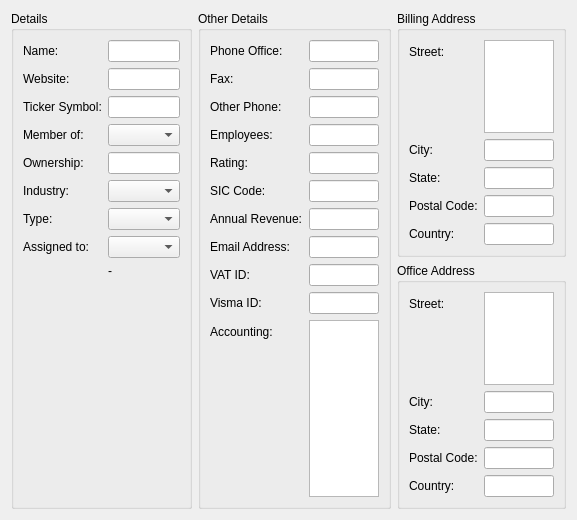
First picture: the form in client/src/details/accountdetails.ui, repository KDAB/FatCRM, before the edit.
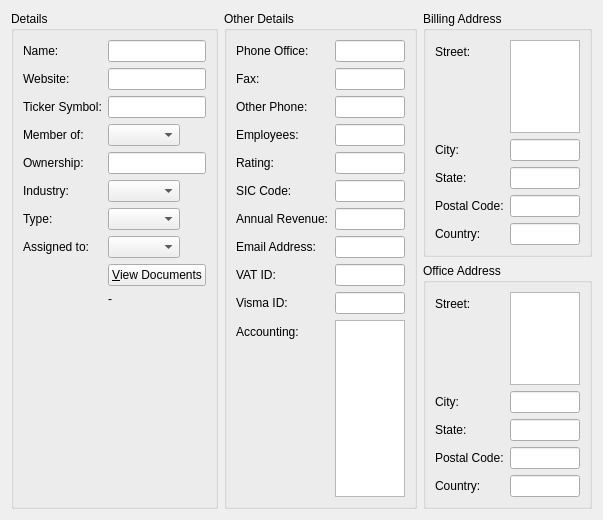
Second picture: the form after the edit. Custom widgets are drawn as their Qt base class.

Commit message:
Show documents that are linked to opportunities and accounts
List the linked documents and allow to download/show them
through the SugarCRM resource.

Task-Id: FATCRM-103

What changed in the file:
```diff
--- a/client/src/details/accountdetails.ui
+++ b/client/src/details/accountdetails.ui
@@ -104,6 +104,17 @@
        <widget class="QComboBox" name="assigned_user_id"/>
       </item>
       <item row="8" column="1">
+       <layout class="QHBoxLayout" name="horizontalLayout">
+        <item>
+         <widget class="QPushButton" name="viewDocumentsButton">
+          <property name="text">
+           <string>&amp;View Documents</string>
+          </property>
+         </widget>
+        </item>
+       </layout>
+      </item>
+      <item row="9" column="1">
        <widget class="QLabel" name="urllabel">
         <property name="text">
          <string>-</string>
```
The commit also changes 13 other files.
